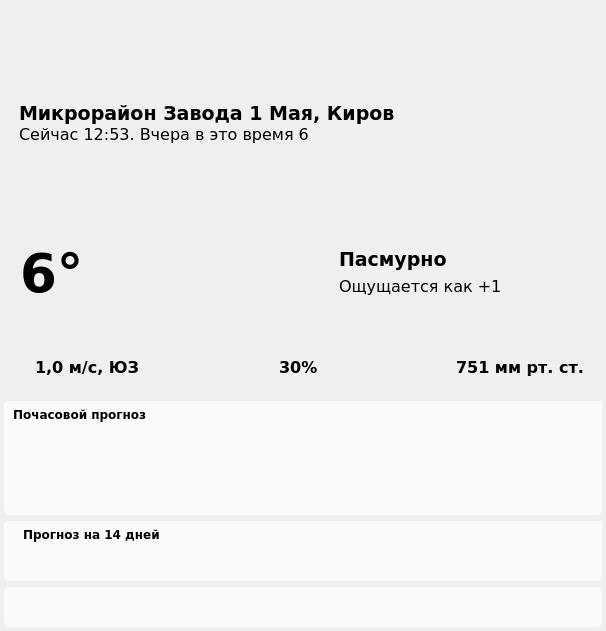
Before: the Qt Designer form path/interface.ui in bigidulka/Weather, drawn with Qt 5.
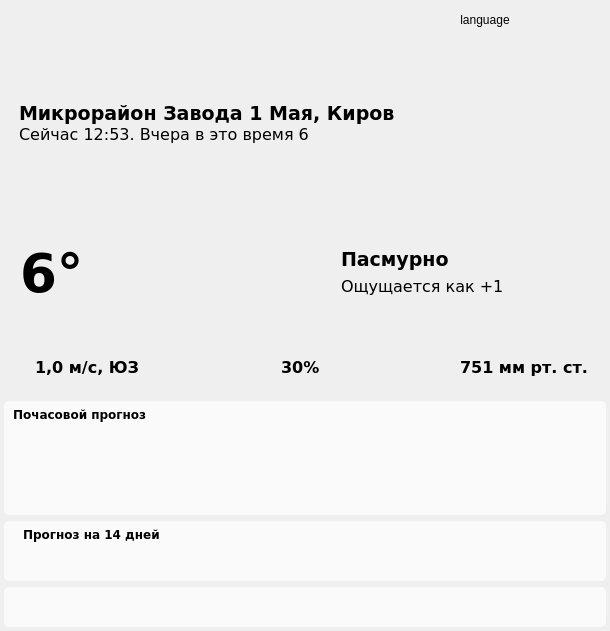
After: the same form once the commit is applied. Icons and pictures are not drawn.

Patch:
```diff
--- a/path/interface.ui
+++ b/path/interface.ui
@@ -232,6 +232,13 @@
          </property>
         </widget>
        </item>
+       <item>
+        <widget class="QPushButton" name="languageButton">
+         <property name="text">
+          <string>language</string>
+         </property>
+        </widget>
+       </item>
        <item>
         <widget class="QPushButton" name="hideBtn">
          <property name="sizePolicy">
@@ -1091,7 +1098,7 @@
                   <x>0</x>
                   <y>0</y>
                   <width>583</width>
-                  <height>50</height>
+                  <height>42</height>
                  </rect>
                 </property>
                 <property name="sizePolicy">
```
